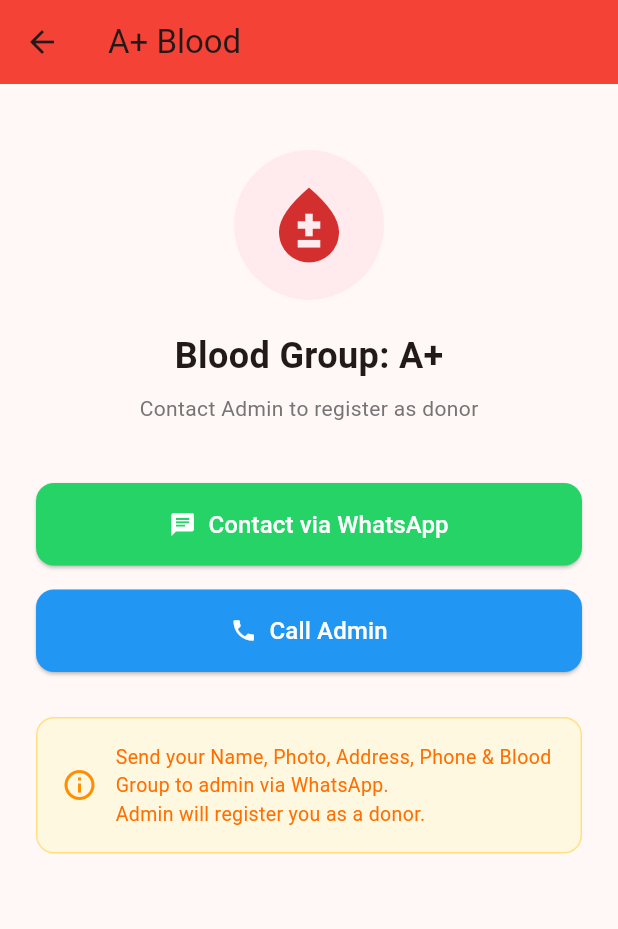
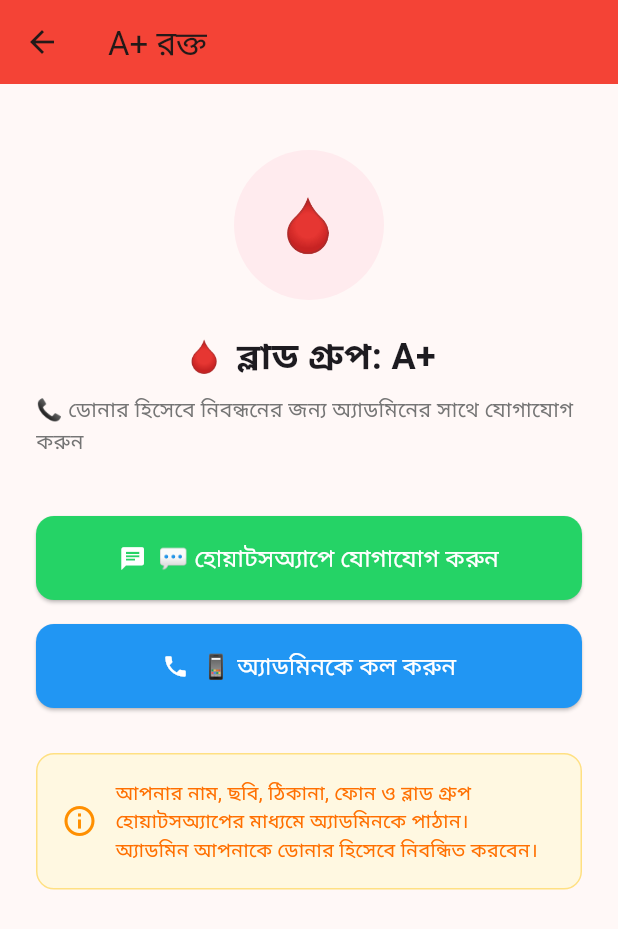
Before and after one commit to MdMostafizurRahaman/Chuadanga_blood_bank, a Flutter app: the screen it shows after launch, after a tap on "A+", on a phone screen of 412 x 824 dp. Shown: the top 929 px of the screen. Run offline on Flutter 3.47's test engine with Material 3 defaults, Android fonts, the phone set to English and light mode, and no system bars; network calls fail.

Commit message:
Updated to bangla support

```diff
--- a/user_app/lib/main.dart
+++ b/user_app/lib/main.dart
@@ -1,5 +1,27 @@
 import 'package:flutter/material.dart';
 import 'screens/landing_screen.dart';
+
+const _emojiFallback = ['Noto Color Emoji'];
+
+TextTheme _applyEmojiFallback(TextTheme t) {
+  return TextTheme(
+    displayLarge: t.displayLarge?.copyWith(fontFamilyFallback: _emojiFallback),
+    displayMedium: t.displayMedium?.copyWith(fontFamilyFallback: _emojiFallback),
+    displaySmall: t.displaySmall?.copyWith(fontFamilyFallback: _emojiFallback),
+    headlineLarge: t.headlineLarge?.copyWith(fontFamilyFallback: _emojiFallback),
+    headlineMedium: t.headlineMedium?.copyWith(fontFamilyFallback: _emojiFallback),
+    headlineSmall: t.headlineSmall?.copyWith(fontFamilyFallback: _emojiFallback),
+    titleLarge: t.titleLarge?.copyWith(fontFamilyFallback: _emojiFallback),
+    titleMedium: t.titleMedium?.copyWith(fontFamilyFallback: _emojiFallback),
+    titleSmall: t.titleSmall?.copyWith(fontFamilyFallback: _emojiFallback),
+    bodyLarge: t.bodyLarge?.copyWith(fontFamilyFallback: _emojiFallback),
+    bodyMedium: t.bodyMedium?.copyWith(fontFamilyFallback: _emojiFallback),
+    bodySmall: t.bodySmall?.copyWith(fontFamilyFallback: _emojiFallback),
+    labelLarge: t.labelLarge?.copyWith(fontFamilyFallback: _emojiFallback),
+    labelMedium: t.labelMedium?.copyWith(fontFamilyFallback: _emojiFallback),
+    labelSmall: t.labelSmall?.copyWith(fontFamilyFallback: _emojiFallback),
+  );
+}
 
 void main() {
   runApp(const BloodBankApp());
@@ -17,6 +39,7 @@ class BloodBankApp extends StatelessWidget {
         primarySwatch: Colors.red,
         colorScheme: ColorScheme.fromSeed(seedColor: Colors.red),
         useMaterial3: true,
+        textTheme: _applyEmojiFallback(ThemeData.light().textTheme),
       ),
       home: const LandingScreen(),
     );
--- a/user_app/lib/screens/contact_screen.dart
+++ b/user_app/lib/screens/contact_screen.dart
@@ -26,7 +26,7 @@ class ContactScreen extends StatelessWidget {
   Widget build(BuildContext context) {
     return Scaffold(
       appBar: AppBar(
-        title: Text('$bloodGroup Blood'),
+        title: Text('$bloodGroup রক্ত'),
         backgroundColor: Colors.red,
       ),
       body: Padding(
@@ -37,16 +37,16 @@ class ContactScreen extends StatelessWidget {
             CircleAvatar(
               radius: 50,
               backgroundColor: Colors.red.shade50,
-              child: Icon(Icons.bloodtype, size: 60, color: Colors.red.shade700),
+              child: Text('\u{1FA78}', style: TextStyle(fontSize: 40)),
             ),
             const SizedBox(height: 20),
             Text(
-              'Blood Group: $bloodGroup',
+              '\u{1FA78} ব্লাড গ্রুপ: $bloodGroup',
               style: const TextStyle(fontSize: 24, fontWeight: FontWeight.bold),
             ),
             const SizedBox(height: 8),
             Text(
-              'Contact Admin to register as donor',
+              '\u{1F4DE} ডোনার হিসেবে নিবন্ধনের জন্য অ্যাডমিনের সাথে যোগাযোগ করুন',
               style: TextStyle(fontSize: 14, color: Colors.grey[600]),
             ),
             const SizedBox(height: 40),
@@ -55,7 +55,7 @@ class ContactScreen extends StatelessWidget {
               child: ElevatedButton.icon(
                 onPressed: _launchWhatsApp,
                 icon: const Icon(Icons.chat, color: Colors.white),
-                label: const Text('Contact via WhatsApp', style: TextStyle(color: Colors.white, fontSize: 16)),
+                label: const Text('\u{1F4AC} হোয়াটসঅ্যাপে যোগাযোগ করুন', style: TextStyle(color: Colors.white, fontSize: 16)),
                 style: ElevatedButton.styleFrom(
                   backgroundColor: const Color(0xFF25D366),
                   padding: const EdgeInsets.symmetric(vertical: 16),
@@ -69,7 +69,7 @@ class ContactScreen extends StatelessWidget {
               child: ElevatedButton.icon(
                 onPressed: _launchPhone,
                 icon: const Icon(Icons.phone, color: Colors.white),
-                label: const Text('Call Admin', style: TextStyle(color: Colors.white, fontSize: 16)),
+                label: const Text('\u{1F4F1} অ্যাডমিনকে কল করুন', style: TextStyle(color: Colors.white, fontSize: 16)),
                 style: ElevatedButton.styleFrom(
                   backgroundColor: Colors.blue,
                   padding: const EdgeInsets.symmetric(vertical: 16),
@@ -91,7 +91,7 @@ class ContactScreen extends StatelessWidget {
                   const SizedBox(width: 12),
                   Expanded(
                     child: Text(
-                      'Send your Name, Photo, Address, Phone & Blood Group to admin via WhatsApp.\nAdmin will register you as a donor.',
+                      'আপনার নাম, ছবি, ঠিকানা, ফোন ও ব্লাড গ্রুপ হোয়াটসঅ্যাপের মাধ্যমে অ্যাডমিনকে পাঠান।\nঅ্যাডমিন আপনাকে ডোনার হিসেবে নিবন্ধিত করবেন।',
                       style: TextStyle(color: Colors.amber.shade900, fontSize: 13),
                     ),
                   ),
--- a/user_app/lib/screens/dashboard_screen.dart
+++ b/user_app/lib/screens/dashboard_screen.dart
@@ -54,7 +54,7 @@ class _DashboardScreenState extends State<DashboardScreen> {
   Widget build(BuildContext context) {
     return Scaffold(
       appBar: AppBar(
-        title: const Text('Available Donors'),
+        title: const Text('ডোনার তালিকা'),
         backgroundColor: Colors.red,
         automaticallyImplyLeading: false,
         actions: [
@@ -80,8 +80,8 @@ class _DashboardScreenState extends State<DashboardScreen> {
                       Column(
                         crossAxisAlignment: CrossAxisAlignment.start,
                         children: [
-                          Text('Welcome, ${_donor.name}', style: TextStyle(fontWeight: FontWeight.bold, color: Colors.red.shade800)),
-                          Text('${_donor.bloodGroup} | ${_donor.upazila}', style: TextStyle(fontSize: 12, color: Colors.red.shade600)),
+                          Text('\u{1F44B} স্বাগতম, ${_donor.name}', style: TextStyle(fontWeight: FontWeight.bold, color: Colors.red.shade800)),
+                          Text('\u{1FA78} ${_donor.bloodGroup} | \u{1F4CD} ${_donor.upazila}', style: TextStyle(fontSize: 12, color: Colors.red.shade600)),
                         ],
                       ),
                     ],
@@ -95,11 +95,11 @@ class _DashboardScreenState extends State<DashboardScreen> {
                         child: DropdownButtonFormField<String>(
                           initialValue: _selectedUpazila,
                           decoration: InputDecoration(
-                            labelText: 'Upazila',
+                            labelText: 'উপজেলা',
                             border: OutlineInputBorder(borderRadius: BorderRadius.circular(8)),
                             contentPadding: const EdgeInsets.symmetric(horizontal: 12, vertical: 8),
                           ),
-                          items: [const DropdownMenuItem(value: null, child: Text('All Upazila'))]
+                          items: [const DropdownMenuItem(value: null, child: Text('সব উপজেলা'))]
                               ..addAll(_upazilas.map((u) => DropdownMenuItem(value: u, child: Text(u)))),
                           onChanged: (v) {
                             setState(() => _selectedUpazila = v);
@@ -112,11 +112,11 @@ class _DashboardScreenState extends State<DashboardScreen> {
                         child: DropdownButtonFormField<String>(
                           initialValue: _selectedBloodGroup,
                           decoration: InputDecoration(
-                            labelText: 'Blood Group',
+                            labelText: 'ব্লাড গ্রুপ',
                             border: OutlineInputBorder(borderRadius: BorderRadius.circular(8)),
                             contentPadding: const EdgeInsets.symmetric(horizontal: 12, vertical: 8),
                           ),
-                          items: [const DropdownMenuItem(value: null, child: Text('All Groups'))]
+                          items: [const DropdownMenuItem(value: null, child: Text('সব গ্রুপ'))]
                               ..addAll(_bloodGroups.map((bg) => DropdownMenuItem(value: bg, child: Text(bg)))),
                           onChanged: (v) {
                             setState(() => _selectedBloodGroup = v);
@@ -135,7 +135,7 @@ class _DashboardScreenState extends State<DashboardScreen> {
                             children: [
                               Icon(Icons.search_off, size: 64, color: Colors.grey[400]),
                               const SizedBox(height: 12),
-                              Text('No donors found', style: TextStyle(fontSize: 16, color: Colors.grey[600])),
+                              Text('কোনো ডোনার পাওয়া যায়নি', style: TextStyle(fontSize: 16, color: Colors.grey[600])),
                             ],
                           ),
                         )
@@ -156,7 +156,7 @@ class _DashboardScreenState extends State<DashboardScreen> {
                                   ),
                                 ),
                                 title: Text(donor.name, style: const TextStyle(fontWeight: FontWeight.w600)),
-                                subtitle: Text('${donor.upazila} | ${donor.phone}'),
+                                subtitle: Text('\u{1F4CD} ${donor.upazila} | \u{1F4F1} ${donor.phone}'),
                                 trailing: ElevatedButton(
                                   onPressed: () {
                                     final uri = Uri.parse('tel:${donor.phone}');
@@ -168,7 +168,7 @@ class _DashboardScreenState extends State<DashboardScreen> {
                                     padding: const EdgeInsets.symmetric(horizontal: 12),
                                     shape: RoundedRectangleBorder(borderRadius: BorderRadius.circular(8)),
                                   ),
-                                  child: const Text('Call', style: TextStyle(fontSize: 12)),
+                                  child: const Text('কল', style: TextStyle(fontSize: 12)),
                                 ),
                               ),
                             );
--- a/user_app/lib/screens/landing_screen.dart
+++ b/user_app/lib/screens/landing_screen.dart
@@ -31,12 +31,12 @@ class LandingScreen extends StatelessWidget {
             ),
             const SizedBox(height: 12),
             const Text(
-              'Chuadanga Blood Bank',
+              '\u{1FA78} Chuadanga Blood Bank',
               style: TextStyle(fontSize: 24, fontWeight: FontWeight.bold, color: Colors.red),
             ),
             const SizedBox(height: 4),
             Text(
-              'Find blood donors in Chuadanga',
+              '\u{1F50D} চুয়াডাঙ্গায় ব্লাড ডোনার খুঁজুন',
               style: TextStyle(fontSize: 14, color: Colors.grey[600]),
             ),
             const SizedBox(height: 32),
@@ -62,7 +62,7 @@ class LandingScreen extends StatelessWidget {
                           children: [
                             Icon(Icons.login, color: Colors.white, size: 18),
                             SizedBox(width: 6),
-                            Text('Login', style: TextStyle(color: Colors.white, fontWeight: FontWeight.bold)),
+                            Text('\u{1F464} লগইন', style: TextStyle(color: Colors.white, fontWeight: FontWeight.bold)),
                           ],
                         ),
                       ),
@@ -73,7 +73,7 @@ class LandingScreen extends StatelessWidget {
             ),
             const SizedBox(height: 24),
             const Text(
-              'Select Blood Group',
+              'ব্লাড গ্রুপ নির্বাচন করুন',
               style: TextStyle(fontSize: 18, fontWeight: FontWeight.w600),
             ),
             const SizedBox(height: 16),
@@ -135,7 +135,7 @@ class _LoginScreenState extends State<LoginScreen> {
   Future<void> _login() async {
     final phone = _phoneController.text.trim();
     if (phone.isEmpty) {
-      setState(() => _error = 'Please enter your phone number');
+      setState(() => _error = 'অনুগ্রহ করে আপনার ফোন নম্বর দিন');
       return;
     }
     setState(() { _loading = true; _error = null; });
@@ -160,7 +160,7 @@ class _LoginScreenState extends State<LoginScreen> {
   @override
   Widget build(BuildContext context) {
     return Scaffold(
-      appBar: AppBar(title: const Text('Login'), backgroundColor: Colors.red),
+      appBar: AppBar(title: const Text('লগইন'), backgroundColor: Colors.red),
       body: Padding(
         padding: const EdgeInsets.all(24),
         child: Column(
@@ -169,7 +169,7 @@ class _LoginScreenState extends State<LoginScreen> {
             const Icon(Icons.phone_android, size: 64, color: Colors.red),
             const SizedBox(height: 24),
             const Text(
-              'Enter your registered phone number',
+              '\u{1F4F1} আপনার নিবন্ধিত ফোন নম্বর দিন',
               style: TextStyle(fontSize: 16),
               textAlign: TextAlign.center,
             ),
@@ -178,8 +178,8 @@ class _LoginScreenState extends State<LoginScreen> {
               controller: _phoneController,
               keyboardType: TextInputType.phone,
               decoration: InputDecoration(
-                labelText: 'Phone Number',
-                hintText: 'e.g. 017XXXXXXXX',
+                labelText: 'ফোন নম্বর',
+                hintText: 'যেমন: 017XXXXXXXX',
                 border: OutlineInputBorder(borderRadius: BorderRadius.circular(12)),
                 prefixIcon: const Icon(Icons.phone),
               ),
@@ -202,7 +202,7 @@ class _LoginScreenState extends State<LoginScreen> {
                 ),
                 child: _loading
                     ? const SizedBox(height: 20, width: 20, child: CircularProgressIndicator(strokeWidth: 2, color: Colors.white))
-                    : const Text('Login', style: TextStyle(fontSize: 18, fontWeight: FontWeight.bold)),
+                    : const Text('লগইন', style: TextStyle(fontSize: 18, fontWeight: FontWeight.bold)),
               ),
             ),
           ],
--- /dev/null
+++ b/user_app/lib/services/config.dart
@@ -0,0 +1,6 @@
+class AppConfig {
+  static const String apiUrl = String.fromEnvironment(
+    'API_URL',
+    defaultValue: 'http://192.168.0.110:8000',
+  );
+}
```
Also changed, not shown: user_app/lib/services/api_service.dart (+4 -3 lines), user_app/pubspec.yaml (+7 -0 lines), 13 other files.
